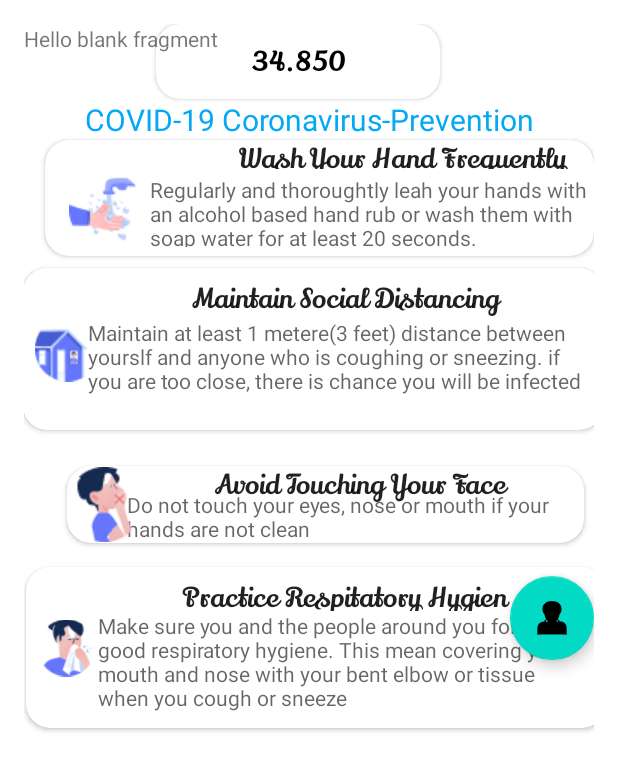
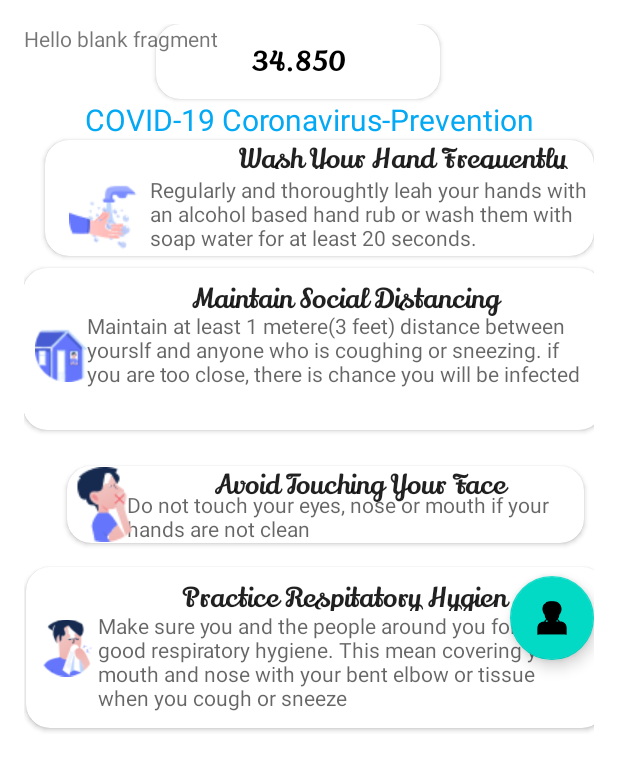
Before and after one commit to KSIH-project/KSIH-Covid19-App, an Android app: the layout prevention_bottom_sheet.xml on its own in the app's theme, with its tools: preview values and no code run, on a phone screen of 412 x 824 dp. Shown: the top 771 px of the screen. Run offline under Robolectric (Android 15) with nearby library versions, the phone set to English and light mode, and no system bars; Roboto replaces fonts that are not available here.

Commit message:
TASK FEATURE/PREVENTION:prevention bottom sheet

```diff
--- a/app/src/main/res/layout/home_fragment.xml
+++ b/app/src/main/res/layout/home_fragment.xml
@@ -57,7 +57,7 @@
 
     <com.google.android.material.floatingactionbutton.FloatingActionButton
         android:id="@+id/floatingActionButton"
-        android:layout_width="66dp"
+        android:layout_width="65dp"
         android:layout_height="wrap_content"
         android:layout_gravity="bottom|right"
         android:clickable="true"
@@ -66,6 +66,7 @@
         app:layout_behavior="com.google.android.material.appbar.AppBarLayout$ScrollingViewBehavior"
         tools:layout_editor_absoluteX="355dp"
         tools:layout_editor_absoluteY="675dp" />
+
     <include layout="@layout/prevention_bottom_sheet" />
 
 </androidx.coordinatorlayout.widget.CoordinatorLayout>
--- a/app/src/main/res/layout/prevention_bottom_sheet.xml
+++ b/app/src/main/res/layout/prevention_bottom_sheet.xml
@@ -85,8 +85,8 @@
 
             <TextView
                 android:id="@+id/textView3"
-                android:layout_width="295dp"
-                android:layout_height="48dp"
+                android:layout_width="294dp"
+                android:layout_height="53dp"
                 android:layout_marginStart="4dp"
                 android:layout_marginTop="4dp"
                 android:fontFamily="@font/salsa"
@@ -155,8 +155,8 @@
 
                 <TextView
                     android:id="@+id/textView2"
-                    android:layout_width="335dp"
-                    android:layout_height="75dp"
+                    android:layout_width="336dp"
+                    android:layout_height="78dp"
                     android:fontFamily="@font/salsa"
                     android:text="Maintain at least 1 metere(3 feet) distance between yourslf and anyone who is coughing or sneezing. if you are too close, there is chance you will be infected"
                     android:textAppearance="@style/TextAppearance.AppCompat.Medium"
@@ -166,7 +166,7 @@
                     app:layout_constraintHorizontal_bias="1.0"
                     app:layout_constraintStart_toEndOf="@+id/imageView4"
                     app:layout_constraintTop_toBottomOf="@+id/textView"
-                    app:layout_constraintVertical_bias="0.0" />
+                    app:layout_constraintVertical_bias="0.428" />
 
             </androidx.constraintlayout.widget.ConstraintLayout>
         </androidx.cardview.widget.CardView>
```
